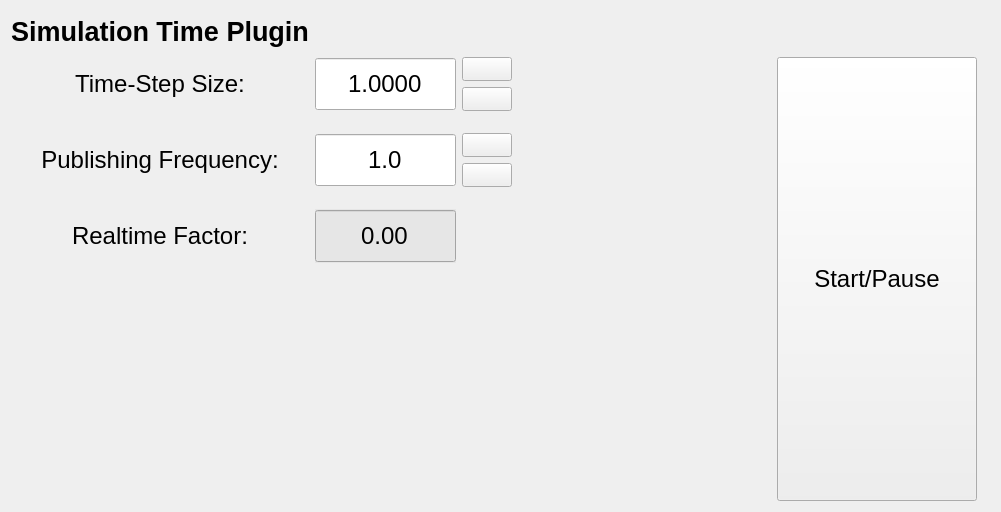
Old version of the form rospace_plugins/rqt_simtime_plugin/resource/rqt_simtime.ui in the repository eSpace-epfl/rospace-core.
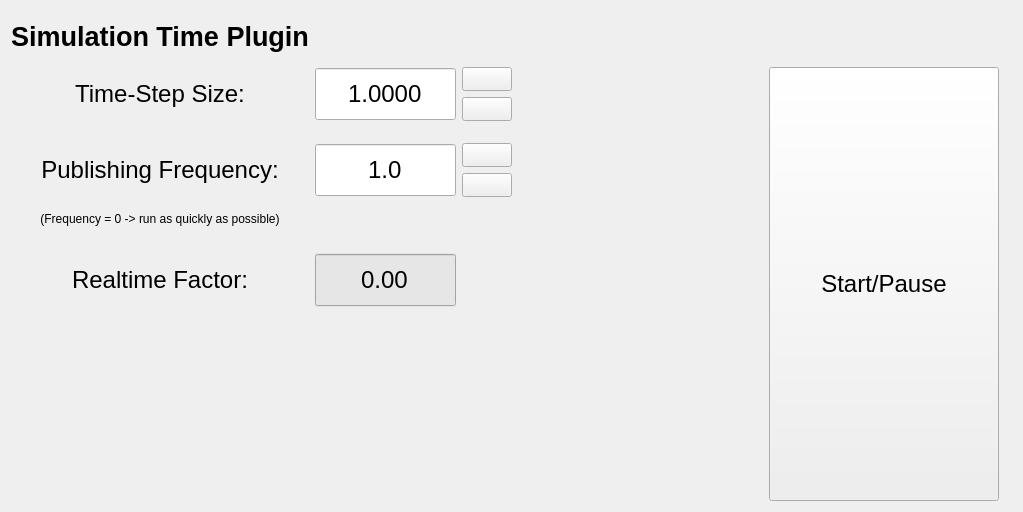
New version of the form. Icons and pictures are not drawn.

Commit message: New feature in time update. Zero frequency lets simulator run as quickly as possible.

Diff of the .ui file:
```diff
--- a/rospace_plugins/rqt_simtime_plugin/resource/rqt_simtime.ui
+++ b/rospace_plugins/rqt_simtime_plugin/resource/rqt_simtime.ui
@@ -6,7 +6,7 @@
    <rect>
     <x>0</x>
     <y>0</y>
-    <width>1001</width>
+    <width>1023</width>
     <height>512</height>
    </rect>
   </property>
@@ -124,7 +124,7 @@
          </property>
          <property name="sizeHint" stdset="0">
           <size>
-           <width>120</width>
+           <width>130</width>
            <height>20</height>
           </size>
          </property>
@@ -171,7 +171,7 @@
          </property>
         </widget>
        </item>
-       <item row="8" column="0">
+       <item row="10" column="0">
         <spacer name="verticalSpacer">
          <property name="orientation">
           <enum>Qt::Vertical</enum>
@@ -197,7 +197,7 @@
          </property>
          <property name="sizeHint" stdset="0">
           <size>
-           <width>100</width>
+           <width>50</width>
            <height>20</height>
           </size>
          </property>
@@ -208,7 +208,7 @@
          <property name="minimumSize">
           <size>
            <width>0</width>
-           <height>40</height>
+           <height>50</height>
           </size>
          </property>
          <property name="font">
@@ -255,7 +255,7 @@
          </property>
         </widget>
        </item>
-       <item row="1" column="4" rowspan="8">
+       <item row="1" column="4" rowspan="10">
         <widget class="QPushButton" name="call_service_button">
          <property name="sizePolicy">
           <sizepolicy hsizetype="Preferred" vsizetype="Preferred">
@@ -265,7 +265,7 @@
          </property>
          <property name="minimumSize">
           <size>
-           <width>200</width>
+           <width>230</width>
            <height>100</height>
           </size>
          </property>
@@ -355,6 +355,9 @@
          <property name="decimals">
           <number>1</number>
          </property>
+         <property name="minimum">
+          <double>0.000000000000000</double>
+         </property>
          <property name="maximum">
           <double>500.000000000000000</double>
          </property>
@@ -363,7 +366,7 @@
          </property>
         </widget>
        </item>
-       <item row="7" column="0">
+       <item row="9" column="0">
         <widget class="QLabel" name="label_5">
          <property name="font">
           <font>
@@ -378,23 +381,7 @@
          </property>
         </widget>
        </item>
-       <item row="6" column="0">
-        <spacer name="verticalSpacer_3">
-         <property name="orientation">
-          <enum>Qt::Vertical</enum>
-         </property>
-         <property name="sizeType">
-          <enum>QSizePolicy::Minimum</enum>
-         </property>
-         <property name="sizeHint" stdset="0">
-          <size>
-           <width>5</width>
-           <height>10</height>
-          </size>
-         </property>
-        </spacer>
-       </item>
-       <item row="7" column="1">
+       <item row="9" column="1">
         <widget class="QDoubleSpinBox" name="RTF_val_box">
          <property name="sizePolicy">
           <sizepolicy hsizetype="Minimum" vsizetype="Minimum">
@@ -436,6 +423,53 @@
          </property>
         </widget>
        </item>
+       <item row="6" column="0">
+        <spacer name="verticalSpacer_3">
+         <property name="orientation">
+          <enum>Qt::Vertical</enum>
+         </property>
+         <property name="sizeType">
+          <enum>QSizePolicy::Fixed</enum>
+         </property>
+         <property name="sizeHint" stdset="0">
+          <size>
+           <width>5</width>
+           <height>3</height>
+          </size>
+         </property>
+        </spacer>
+       </item>
+       <item row="7" column="0">
+        <widget class="QLabel" name="label_6">
+         <property name="font">
+          <font>
+           <pointsize>9</pointsize>
+          </font>
+         </property>
+         <property name="text">
+          <string>(Frequency = 0 -&gt; run as quickly as possible)</string>
+         </property>
+         <property name="alignment">
+          <set>Qt::AlignCenter</set>
+         </property>
+        </widget>
+       </item>
+       <item row="8" column="0">
+        <spacer name="verticalSpacer_4">
+         <property name="orientation">
+          <enum>Qt::Vertical</enum>
+         </property>
+         <property name="sizeType">
+          <enum>QSizePolicy::MinimumExpanding</enum>
+         </property>
+         <property name="sizeHint" stdset="0">
+          <size>
+           <width>5</width>
+           <height>15</height>
+          </size>
+         </property>
+        </spacer>
+       </item>
       </layout>
      </item>
      <item>
```
The commit also changes 6 other files.
